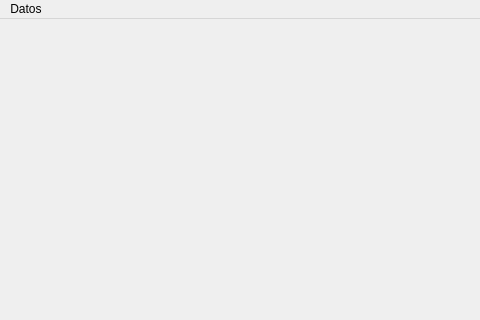
TheBerbat/bloque-produccion, file src/mainwindow.ui: the form before one commit; both pictures show x 0 to 480 and y 0 to 320 of the 800 by 600 pixel window.
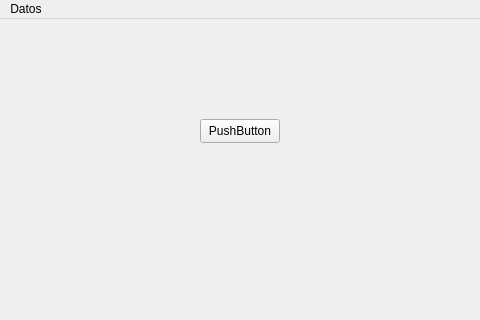
The form after the commit.

The edit to the form file:
```diff
--- a/src/mainwindow.ui
+++ b/src/mainwindow.ui
@@ -13,7 +13,21 @@
   <property name="windowTitle">
    <string>MainWindow</string>
   </property>
-  <widget class="QWidget" name="centralwidget"/>
+  <widget class="QWidget" name="centralwidget">
+   <widget class="QPushButton" name="pushButton">
+    <property name="geometry">
+     <rect>
+      <x>200</x>
+      <y>100</y>
+      <width>80</width>
+      <height>24</height>
+     </rect>
+    </property>
+    <property name="text">
+     <string>PushButton</string>
+    </property>
+   </widget>
+  </widget>
   <widget class="QMenuBar" name="menubar">
    <property name="geometry">
     <rect>
```
Left out of the diff: 6 changed lines with no effect on the pictures.
